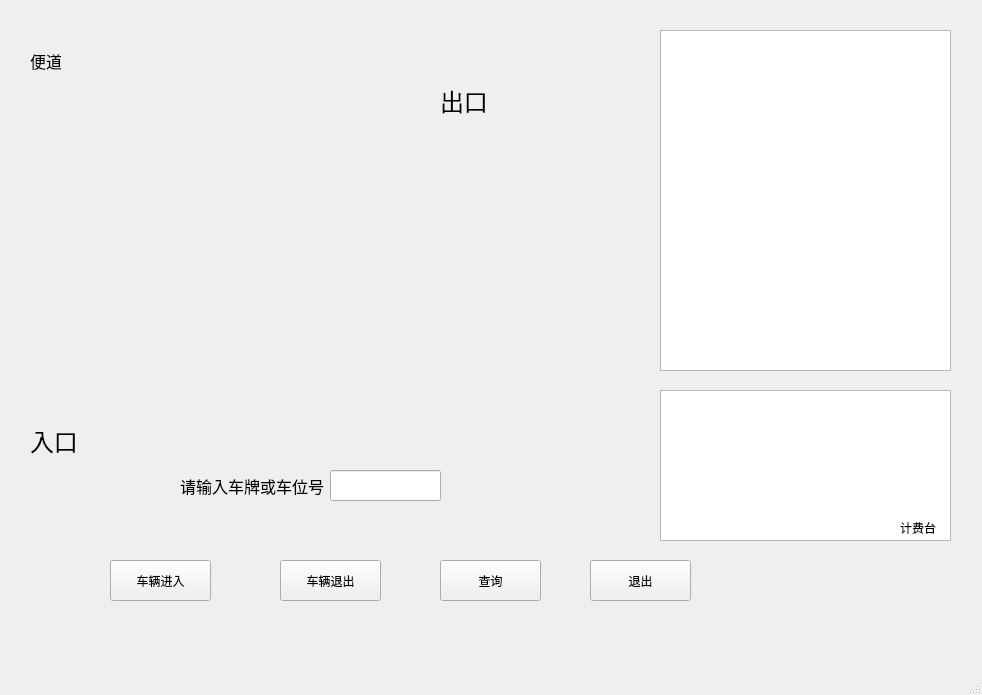
Qt form mainwindow.ui (Trisenna/QT-) before a commit.
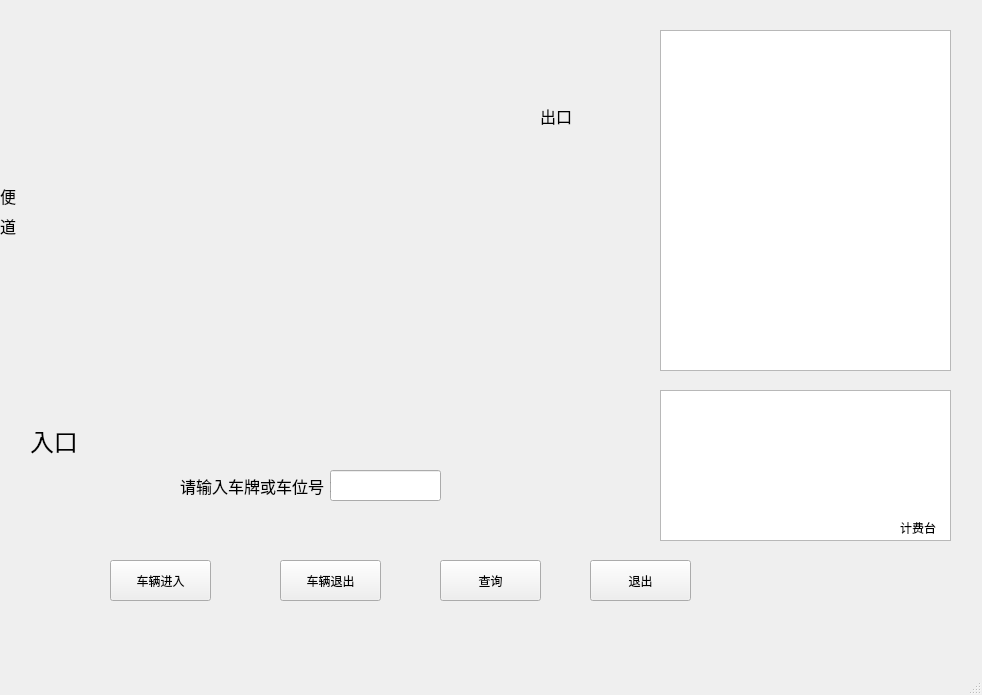
The same form after that commit.

The edit to the form file:
```diff
--- a/mainwindow.ui
+++ b/mainwindow.ui
@@ -66,10 +66,10 @@
    <widget class="QLabel" name="label_3">
     <property name="geometry">
      <rect>
-      <x>30</x>
-      <y>50</y>
-      <width>31</width>
-      <height>21</height>
+      <x>0</x>
+      <y>180</y>
+      <width>16</width>
+      <height>31</height>
      </rect>
     </property>
     <property name="font">
@@ -78,7 +78,7 @@
      </font>
     </property>
     <property name="text">
-     <string>便道</string>
+     <string>便</string>
     </property>
    </widget>
    <widget class="QListWidget" name="listWidget_3">
@@ -176,21 +176,39 @@
    <widget class="QLabel" name="label_4">
     <property name="geometry">
      <rect>
-      <x>440</x>
-      <y>80</y>
-      <width>61</width>
-      <height>41</height>
+      <x>540</x>
+      <y>100</y>
+      <width>31</width>
+      <height>31</height>
      </rect>
     </property>
     <property name="font">
      <font>
-      <pointsize>18</pointsize>
+      <pointsize>12</pointsize>
      </font>
     </property>
     <property name="text">
      <string>出口</string>
     </property>
    </widget>
+   <widget class="QLabel" name="label_6">
+    <property name="geometry">
+     <rect>
+      <x>0</x>
+      <y>210</y>
+      <width>21</width>
+      <height>31</height>
+     </rect>
+    </property>
+    <property name="font">
+     <font>
+      <pointsize>12</pointsize>
+     </font>
+    </property>
+    <property name="text">
+     <string>道</string>
+    </property>
+   </widget>
   </widget>
   <widget class="QMenuBar" name="menubar">
    <property name="geometry">
```
Left out of the diff: 6 changed lines with no effect on the pictures.
